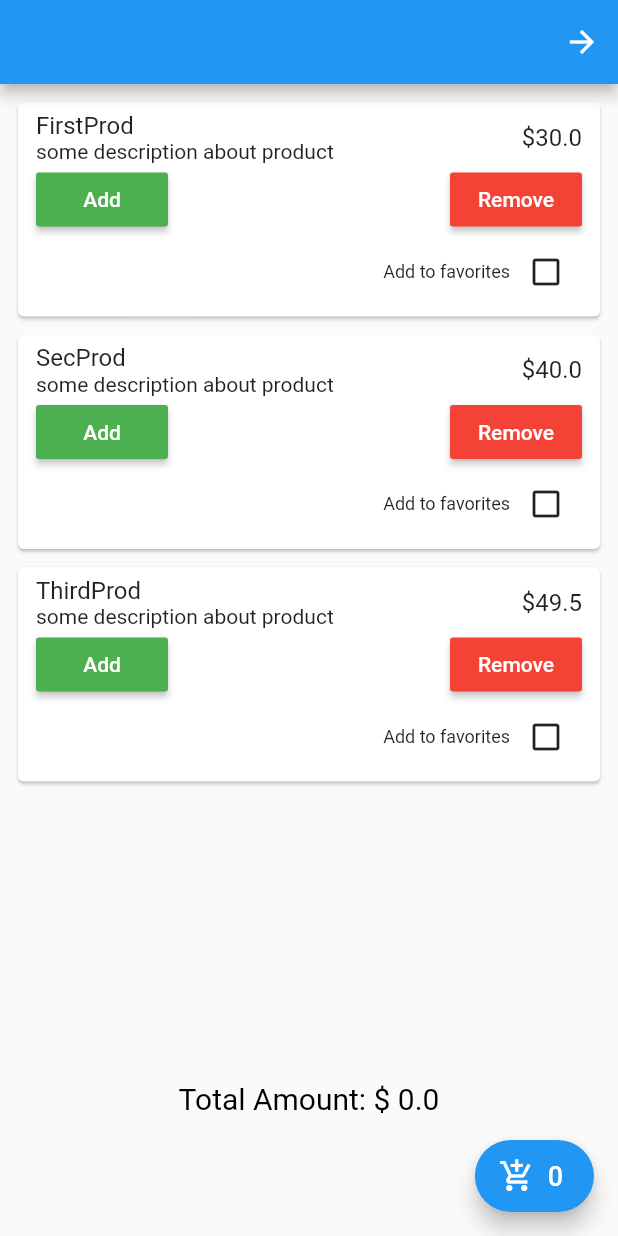
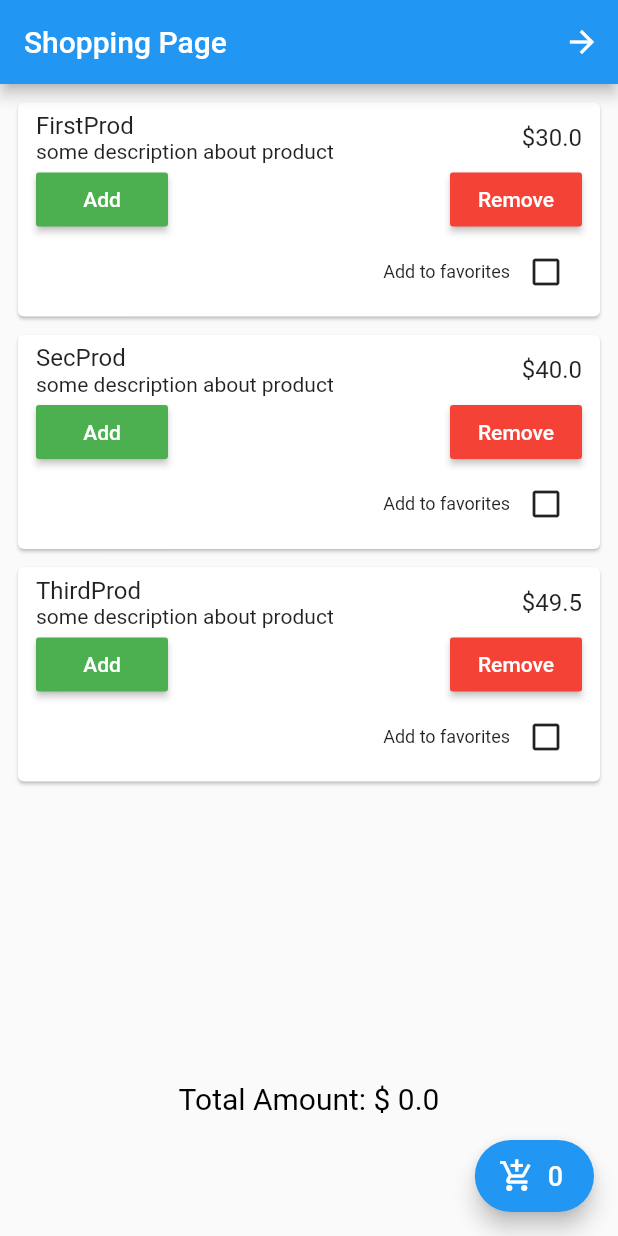
Before and after one commit to lamaw01/getx, a Flutter app: the screen it shows after launch, on a phone screen of 412 x 824 dp. Run offline on Flutter 3.47's test engine with Material 2 defaults, Android fonts, the phone set to English and light mode, and no system bars; our stand-ins replace get.

Commit message:
janrey presentation

```diff
--- a/lib/main.dart
+++ b/lib/main.dart
@@ -1,6 +1,6 @@
 import 'package:flutter/material.dart';
 import 'package:get/get.dart';
-import 'package:getx/views/home_page.dart';
+import 'package:getx/views/user_page.dart';
 import 'package:getx/views/shopping_page.dart';
 
 void main() {
@@ -18,10 +18,12 @@ class MyApp extends StatelessWidget {
         primarySwatch: Colors.blue,
         visualDensity: VisualDensity.adaptivePlatformDensity,
       ),
-      home: ShoppingPage(),
+      // home: ShoppingPage(),
       getPages: [
-        GetPage(name: '/homePage', page: () => HomePage()),
+        GetPage(name: '/shoppingPage', page: () => ShoppingPage()),
+        GetPage(name: '/userPage', page: () => UserPage()),
       ],
+      initialRoute: '/shoppingPage',
     );
   }
 }
--- a/lib/views/shopping_page.dart
+++ b/lib/views/shopping_page.dart
@@ -2,7 +2,6 @@ import 'package:flutter/material.dart';
 import 'package:get/get.dart';
 import 'package:getx/controllers/cart_controller.dart';
 import 'package:getx/controllers/shopping_controller.dart';
-import 'package:getx/views/home_page.dart';
 
 class ShoppingPage extends StatelessWidget {
   final shoppingController = Get.put(ShoppingController());
@@ -11,12 +10,15 @@ class ShoppingPage extends StatelessWidget {
   Widget build(BuildContext context) {
     return Scaffold(
       appBar: AppBar(
+        title: Text('Shopping Page'),
         actions: [
           IconButton(
             icon: Icon(Icons.arrow_forward),
             onPressed: () {
-              Get.to(HomePage());
-              // Get.toNamed('/homePage');
+              Get.toNamed(
+                '/userPage',
+                arguments: ['User Page', Colors.grey[300]],
+              );
             },
           ),
         ],
--- a/lib/views/userdetails_page.dart
+++ b/lib/views/userdetails_page.dart
@@ -9,7 +9,9 @@ class UserDetails extends StatelessWidget {
   @override
   Widget build(BuildContext context) {
     return Scaffold(
-      appBar: AppBar(),
+      appBar: AppBar(
+        title: Text('User Details'),
+      ),
       body: SafeArea(
         child: Obx(
           () => Center(
```
Also changed, not shown: lib/controllers/user_controller.dart (+6 -7 lines), lib/services/services_api.dart (+5 -6 lines), lib/views/user_page.dart (renamed from lib/views/home_page.dart, +20 -4 lines).
